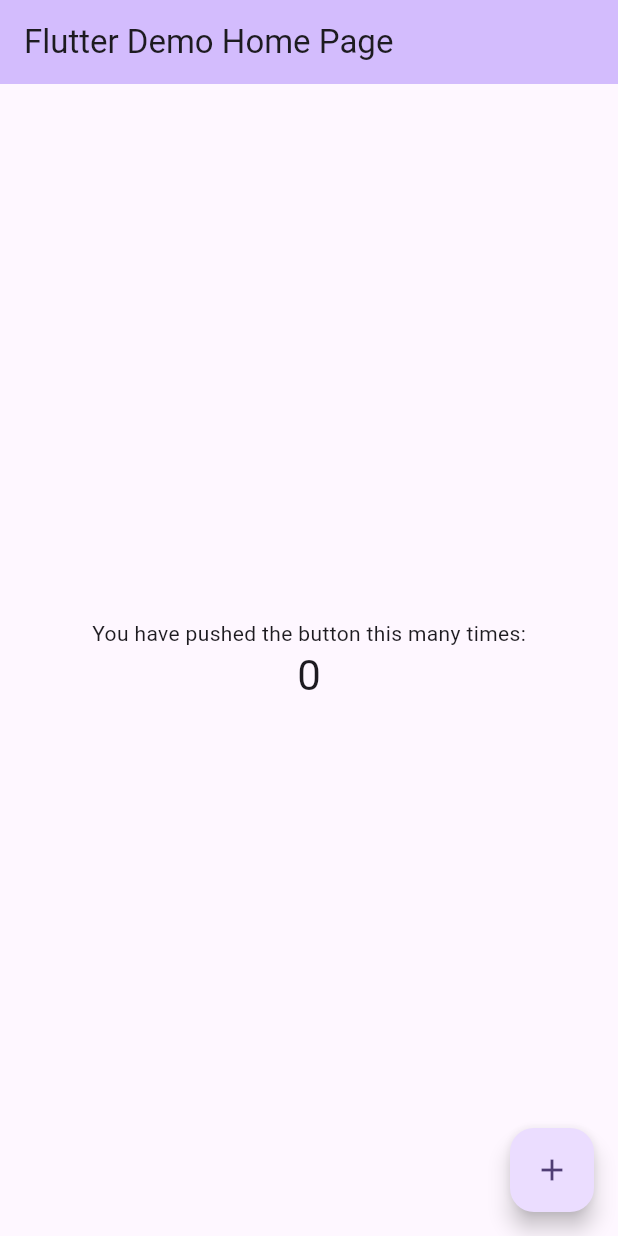
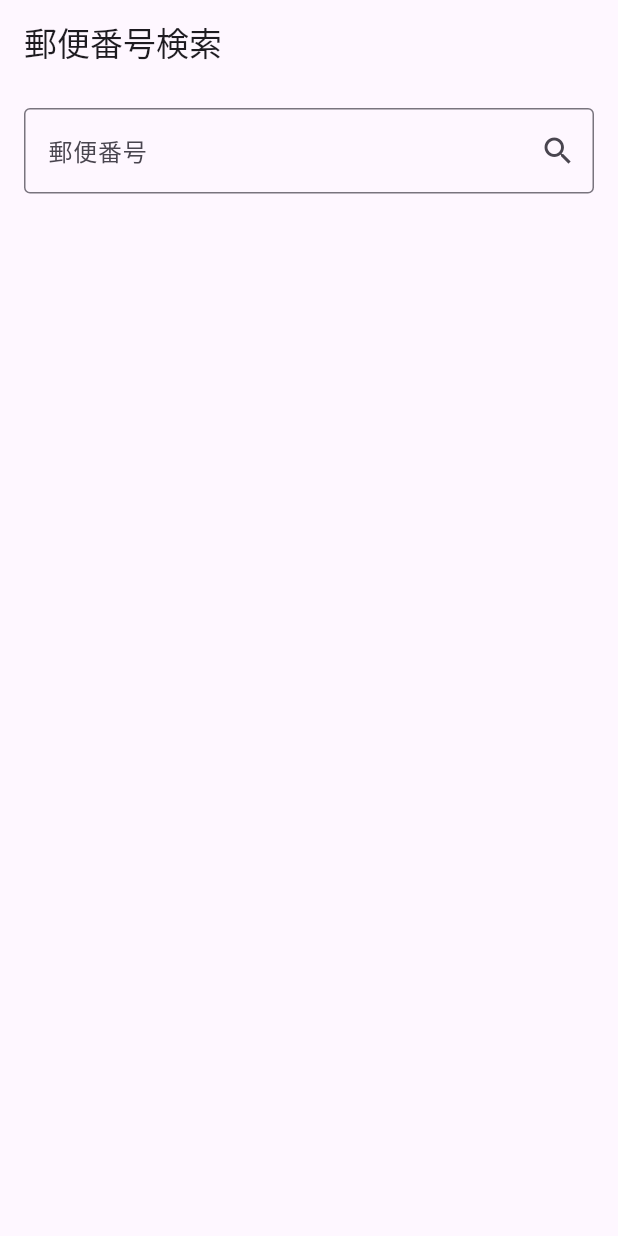
Before and after one commit to fumiyasac/new_riverpod_postalcode_example, a Flutter app: the screen it shows after launch, on a phone screen of 412 x 824 dp. Run offline on Flutter 3.47's test engine with Material 3 defaults, Android fonts, the phone set to English and light mode, and no system bars; our stand-ins replace freezed_annotation, hooks_riverpod, riverpod_annotation; generated files the repository leaves out were written again.

Commit message:
表示するためのView要素を新規作成する

```diff
--- a/lib/main.dart
+++ b/lib/main.dart
@@ -1,5 +1,6 @@
 import 'package:flutter/material.dart';
 import 'package:hooks_riverpod/hooks_riverpod.dart';
+import './views/postal_code_search_view.dart';
 
 void main() {
   runApp(
@@ -15,60 +16,11 @@
   @override
   Widget build(BuildContext context) {
     return MaterialApp(
-      title: 'Flutter Demo',
+      title: '郵便番号検索',
       theme: ThemeData(
-        colorScheme: ColorScheme.fromSeed(seedColor: Colors.deepPurple),
-        useMaterial3: true,
+        primarySwatch: Colors.blue,
       ),
-      home: const MyHomePage(title: 'Flutter Demo Home Page'),
+      home: const PostalCodeSearchView(),
     );
   }
 }
-
-class MyHomePage extends StatefulWidget {
-  const MyHomePage({super.key, required this.title});
-
-  final String title;
-
-  @override
-  State<MyHomePage> createState() => _MyHomePageState();
-}
-
-class _MyHomePageState extends State<MyHomePage> {
-  int _counter = 0;
-
-  void _incrementCounter() {
-    setState(() {
-      _counter++;
-    });
-  }
-
-  @override
-  Widget build(BuildContext context) {
-    return Scaffold(
-      appBar: AppBar(
-        backgroundColor: Theme.of(context).colorScheme.inversePrimary,
-        title: Text(widget.title),
-      ),
-      body: Center(
-        child: Column(
-          mainAxisAlignment: MainAxisAlignment.center,
-          children: <Widget>[
-            const Text(
-              'You have pushed the button this many times:',
-            ),
-            Text(
-              '$_counter',
-              style: Theme.of(context).textTheme.headlineMedium,
-            ),
-          ],
-        ),
-      ),
-      floatingActionButton: FloatingActionButton(
-        onPressed: _incrementCounter,
-        tooltip: 'Increment',
-        child: const Icon(Icons.add),
-      ),
-    );
-  }
-}
--- /dev/null
+++ b/lib/views/postal_code_search_view.dart
@@ -0,0 +1,74 @@
+import 'package:flutter/material.dart';
+import 'package:hooks_riverpod/hooks_riverpod.dart';
+import '../providers/postal_code_provider.dart';
+import '../models/address.dart';
+
+class PostalCodeSearchView extends HookConsumerWidget {
+  const PostalCodeSearchView({super.key});
+
+  @override
+  Widget build(BuildContext context, WidgetRef ref) {
+    final state = ref.watch(postalCodeProvider);
+    final notifier = ref.read(postalCodeProvider.notifier);
+
+    return Scaffold(
+      appBar: AppBar(
+        title: const Text('郵便番号検索'),
+      ),
+      body: Padding(
+        padding: const EdgeInsets.all(16.0),
+        child: Column(
+          children: [
+            TextField(
+              decoration: InputDecoration(
+                labelText: '郵便番号',
+                hintText: '例: 100-0001',
+                border: const OutlineInputBorder(),
+                suffixIcon: IconButton(
+                  icon: const Icon(Icons.search),
+                  onPressed: () => notifier.searchAddress(),
+                ),
+              ),
+              onChanged: (value) => notifier.updatePostalCode(value),
+              keyboardType: TextInputType.number,
+            ),
+            const SizedBox(height: 20),
+            if (state.isLoading)
+              const CircularProgressIndicator()
+            else if (state.errorMessage != null)
+              Text(
+                state.errorMessage!,
+                style: const TextStyle(color: Colors.red),
+              )
+            else if (state.address != null)
+                AddressDisplay(address: state.address!)
+          ],
+        ),
+      ),
+    );
+  }
+}
+
+class AddressDisplay extends StatelessWidget {
+  final Address address;
+
+  const AddressDisplay({super.key, required this.address});
+
+  @override
+  Widget build(BuildContext context) {
+    return Column(
+      crossAxisAlignment: CrossAxisAlignment.start,
+      children: [
+        Text(
+          '都道府県: (${address.prefcode})${address.prefecture}',
+          style: const TextStyle(fontSize: 18),
+        ),
+        const SizedBox(height: 8),
+        Text(
+          '市区町村: ${address.address1}${address.address2}',
+          style: const TextStyle(fontSize: 18),
+        ),
+      ],
+    );
+  }
+}
```
